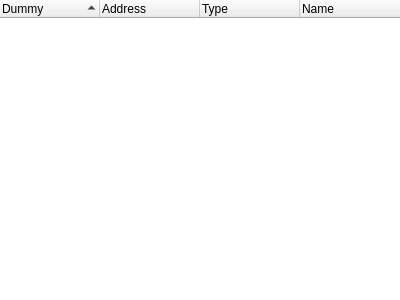
Old version of the form src/widgets/SymbolsWidget.ui in the repository rizinorg/cutter.
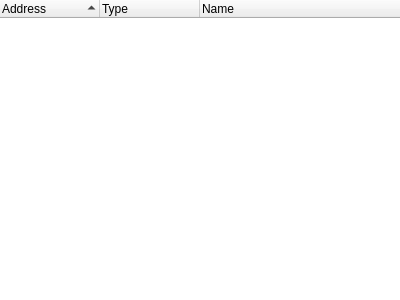
New version of the form.

Commit message: Set list item colors to system default

The edit to the form file:
```diff
--- a/src/widgets/SymbolsWidget.ui
+++ b/src/widgets/SymbolsWidget.ui
@@ -32,23 +32,10 @@
       <property name="styleSheet">
        <string notr="true">QTreeWidget::item
 {
-    padding-left:10px;
     padding-top: 1px;
     padding-bottom: 1px;
-    border-left: 10px;
 }
-
-QTreeWidget::item:hover
-{
-    background: rgb(242, 246, 248);
-    color: black;
-}
-
-QTreeWidget::item:selected
-{
-    background: gray;
-    color: white;
-}</string>
+</string>
       </property>
       <property name="frameShape">
        <enum>QFrame::NoFrame</enum>
@@ -56,14 +43,12 @@
       <property name="lineWidth">
        <number>0</number>
       </property>
+      <property name="indentation">
+       <number>8</number>
+      </property>
       <property name="sortingEnabled">
        <bool>true</bool>
       </property>
-      <column>
-       <property name="text">
-        <string>Dummy</string>
-       </property>
-      </column>
       <column>
        <property name="text">
         <string>Address</string>
```
The commit also changes 17 other files.
